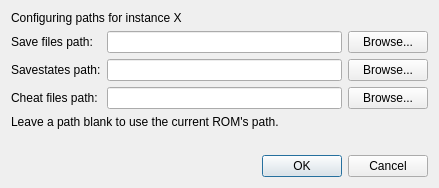
Before: the Qt Designer form src/frontend/qt_sdl/PathSettingsDialog.ui in melonDS-emu/melonDS, drawn with Qt 5.
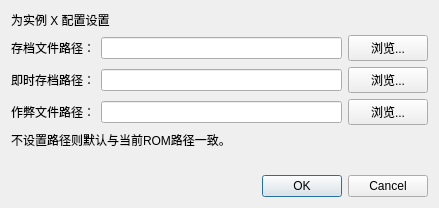
After: the same form once the commit is applied.

Patch:
```diff
--- a/src/frontend/qt_sdl/PathSettingsDialog.ui
+++ b/src/frontend/qt_sdl/PathSettingsDialog.ui
@@ -17,21 +17,21 @@
    <item row="3" column="0">
     <widget class="QLabel" name="label_4">
      <property name="text">
-      <string>Cheat files path:</string>
+      <string>作弊文件路径：</string>
      </property>
     </widget>
    </item>
    <item row="3" column="2">
     <widget class="QPushButton" name="btnCheatFileBrowse">
      <property name="text">
-      <string>Browse...</string>
+      <string>浏览...</string>
      </property>
     </widget>
    </item>
    <item row="2" column="0">
     <widget class="QLabel" name="label_3">
      <property name="text">
-      <string>Savestates path:</string>
+      <string>即时存档路径：</string>
      </property>
     </widget>
    </item>
@@ -52,7 +52,7 @@
    <item row="1" column="2">
     <widget class="QPushButton" name="btnSaveFileBrowse">
      <property name="text">
-      <string>Browse...</string>
+      <string>浏览...</string>
      </property>
     </widget>
    </item>
@@ -76,21 +76,21 @@
    <item row="2" column="2">
     <widget class="QPushButton" name="btnSavestateBrowse">
      <property name="text">
-      <string>Browse...</string>
+      <string>浏览...</string>
      </property>
     </widget>
    </item>
    <item row="1" column="0">
     <widget class="QLabel" name="label_2">
      <property name="text">
-      <string>Save files path:</string>
+      <string>存档文件路径：</string>
      </property>
     </widget>
    </item>
    <item row="4" column="0" colspan="3">
     <widget class="QLabel" name="label">
      <property name="text">
-      <string>Leave a path blank to use the current ROM's path.</string>
+      <string>不设置路径则默认与当前ROM路径一致。</string>
      </property>
     </widget>
    </item>
@@ -104,7 +104,7 @@
    <item row="0" column="0" colspan="3">
     <widget class="QLabel" name="lblInstanceNum">
      <property name="text">
-      <string>Configuring paths for instance X</string>
+      <string>为实例 X 配置设置</string>
      </property>
     </widget>
    </item>
```
Left out of the diff: 2 changed lines with no effect on the pictures.
